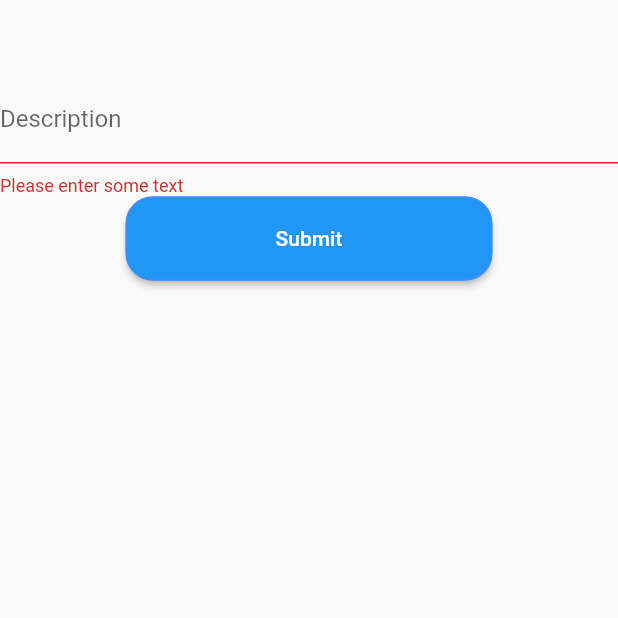
After one commit to zakyarifudin/flutter_first, a Flutter app: the MyForm screen opened by its route, after a tap on "Submit", on a phone screen of 412 x 824 dp, the top half of it. The commit adds this screen. Run offline on Flutter 3.47's test engine with Material 2 defaults, Android fonts, the phone set to English and light mode, and no system bars; our stand-ins replace bloc, carousel_slider, equatable, firebase_messaging, flutter_bloc, photo_view and 3 more; accounts and stored records are empty; network calls fail.

Commit message:
initial Form

```diff
--- a/lib/Screen/Home/index.dart
+++ b/lib/Screen/Home/index.dart
@@ -121,6 +121,7 @@ class Home extends StatelessWidget {
         MenuItem(title: 'Counter', route: '/bloc', color: Colors.orangeAccent),
         MenuItem(title: 'Infinite List', route: '/infinite-list', color: Colors.green),
         MenuItem(title: 'My Finance', route: '/my-financial'),
+        MenuItem(title: 'My Form', route: '/my-form', color: Colors.black),
       ],
     );
   }
--- /dev/null
+++ b/lib/Screen/MyForm/index.dart
@@ -0,0 +1,72 @@
+import 'package:flutter/material.dart';
+
+class MyForm extends StatefulWidget {
+  @override
+  _MyForm createState() => _MyForm();
+
+}
+
+class _MyForm extends State<MyForm> {
+
+  final _formKey = GlobalKey<FormState>();
+  final _scaffoldKey = GlobalKey<ScaffoldState>();
+  var description = '';
+
+  @override
+  Widget build(BuildContext context) {
+    return Scaffold(
+      key: _scaffoldKey,
+      body: SafeArea(
+        child: Container(
+          margin: EdgeInsets.fromLTRB(0, 50, 0, 0),
+          child: Center(
+            child : Form(
+              key: _formKey,
+              child: Column(
+                crossAxisAlignment: CrossAxisAlignment.start,
+                children: <Widget>[
+                  TextFormField(
+                    keyboardType: TextInputType.text,
+                    decoration: InputDecoration(
+                      labelText: 'Description',
+                    ),
+                    validator: (value) {
+                      if (value.isEmpty) {
+                        return 'Please enter some text';
+                      }
+                      return null;
+                    },
+                    onChanged: (value) {
+                      print(value);
+                      setState(() {
+                        description = value;
+                      });
+                    },
+                  ),
+                  Center(
+                    child: RaisedButton(
+                      padding: EdgeInsets.symmetric(vertical: 20, horizontal: 100),
+                      child: Text('Submit', style: TextStyle(color: Colors.white)),
+                      color: Colors.blue,
+                      shape: RoundedRectangleBorder(
+                        borderRadius: BorderRadius.circular(18.0),
+                        side: BorderSide(color: Colors.blueAccent)
+                      ),
+                      onPressed: () {
+                        if (_formKey.currentState.validate()) {
+                          print(description);
+                         _scaffoldKey.currentState.showSnackBar(SnackBar(content: Text('Processing Your Data ...')));
+                        }
+                      },
+
+                    ),
+                  ),
+                ],
+              ),
+            )
+          ),
+        ),
+      ),
+    );
+  }
+}
--- a/lib/routes.dart
+++ b/lib/routes.dart
@@ -4,6 +4,7 @@ import 'package:flutter_first/Screen/Home/index.dart';
 import 'package:flutter_first/Screen/InfiniteList/index.dart';
 import 'package:flutter_first/Screen/InfiniteList/detail.dart';
 import 'package:flutter_first/Screen/MyFinancial/index.dart';
+import 'package:flutter_first/Screen/MyForm/index.dart';
 
 class RouteGenerator {
   static Route<dynamic> generateRoute(RouteSettings settings) {
@@ -21,6 +22,8 @@ class RouteGenerator {
         return PageAnimation(screen: PostDetail(id: args['id']));
       case '/my-financial':
         return PageAnimation(screen: MyFinancial());
+      case '/my-form':
+        return PageAnimation(screen: MyForm());
       default:
         return MaterialPageRoute(
             builder: (_) => Scaffold(
```
